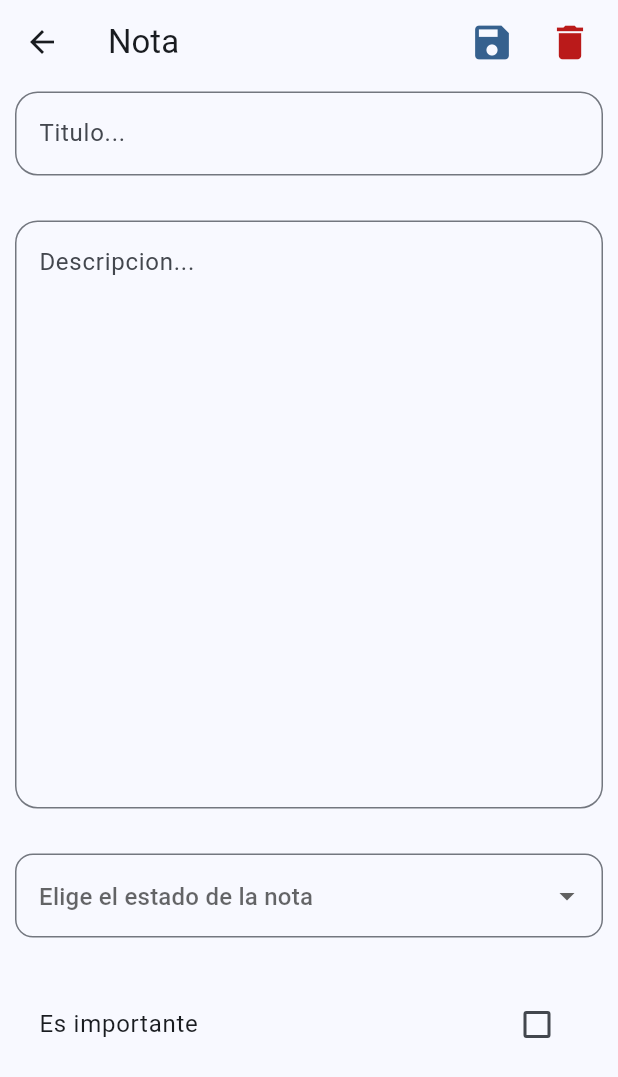
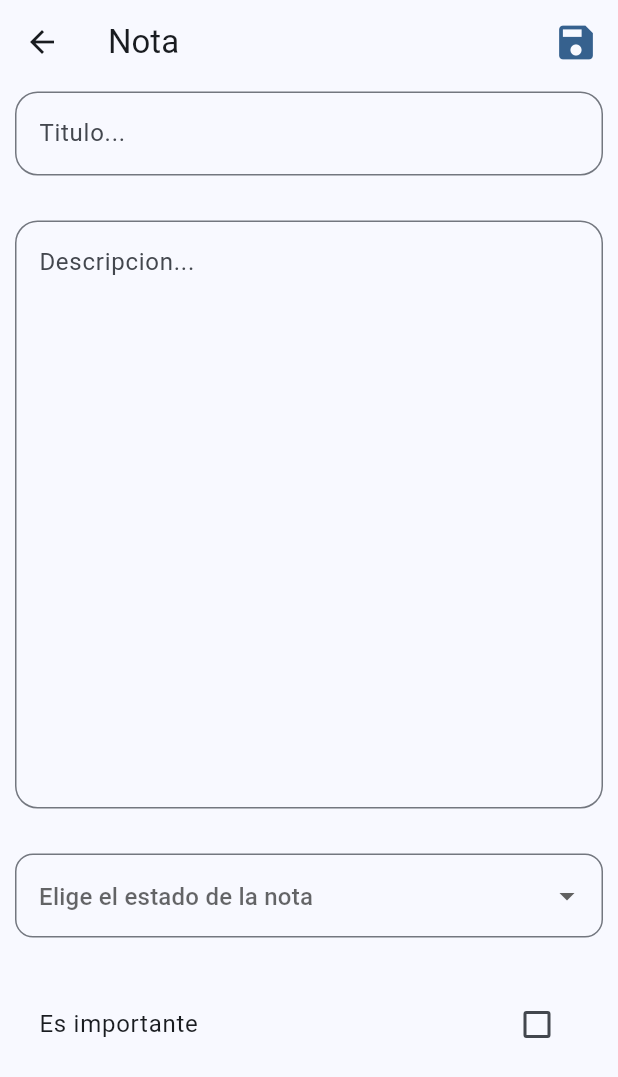
Before and after one commit to germandbl/notes_app, a Flutter app: the screen it shows after launch, after a tap on the "add" icon, on a phone screen of 412 x 824 dp. Shown: the top 1077 px of the screen. Run offline on Flutter 3.47's test engine with Material 3 defaults, Android fonts, the phone set to English and light mode, and no system bars; our stand-ins replace firebase_core, go_router; accounts and stored records are empty.

Commit message:
Refactorizaciones y dependencias agregadas
Se configuraron rutas para create-note y note/:id. Se retiró el noteId del modelo y se reestructuró todo el proyecto, archivos, nombres de archivos y carpetas. Se integraron dependencias de firebase al proyecto y sus opciones. También se integró provider para gestionar el estado.

```diff
--- /dev/null
+++ b/devtools_options.yaml
@@ -0,0 +1,3 @@
+description: This file stores settings for Dart & Flutter DevTools.
+documentation: https://docs.flutter.dev/tools/devtools/extensions#configure-extension-enablement-states
+extensions:
--- a/lib/config/router/app_router.dart
+++ b/lib/config/router/app_router.dart
@@ -1,9 +1,20 @@
 import 'package:go_router/go_router.dart';
-import 'package:notes_app/presentation/screens/home_screen.dart';
-import 'package:notes_app/presentation/screens/note_screen.dart';
+import 'package:notes_app/screens/home_screen.dart';
+import 'package:notes_app/screens/create_note_screen.dart';
+import 'package:notes_app/screens/note_screen.dart';
 
 final appRouter = GoRouter(initialLocation: "/", routes: [
   GoRoute(path: '/', builder: (context, state) => const HomeScreen(), routes: [
-    GoRoute(path: 'note/:id', builder: (context, state) => const NoteScreen())
+    GoRoute(
+        path: 'create-note',
+        builder: (context, state) {
+          return const CreateNoteScreen();
+        }),
+        GoRoute(
+        path: 'note/:id',
+        builder: (context, state) {
+          final String id = state.pathParameters['id']!;
+          return NoteScreen(noteId: id);
+        }),
   ]),
 ]);
--- a/lib/infrastructure/models/note.dart
+++ b/lib/models/note.dart
@@ -1,5 +1,4 @@
 class Note {
-  final int? noteId;
   final String title;
   final String? description;
   final bool important;
@@ -7,8 +6,7 @@ class Note {
   final DateTime createdAt;
 
   Note(
-      {required this.noteId,
-      required this.title,
+      {required this.title,
       required this.description,
       required this.important,
       required this.state,
--- a/lib/presentation/screens/home_screen.dart
+++ /dev/null
@@ -1,38 +0,0 @@
-import 'package:flutter/material.dart';
-import 'package:go_router/go_router.dart';
-import 'package:notes_app/presentation/widgets/custom_card.dart';
-
-class HomeScreen extends StatelessWidget {
-  const HomeScreen({super.key});
-
-  @override
-  Widget build(BuildContext context) {
-    return Scaffold(
-      appBar: AppBar(
-        title: const Text("Mis notas"),
-        centerTitle: false,
-      ),
-      body: const SingleChildScrollView(
-        child: Padding(
-          padding: EdgeInsets.symmetric(horizontal: 10),
-          child: Column(
-            children: [
-              CustomCard(),
-              CustomCard(),
-              CustomCard(),
-              CustomCard(),
-              CustomCard(),
-              CustomCard(),
-              CustomCard(),
-              CustomCard(),
-            ],
-          ),
-        ),
-      ),
-      floatingActionButton: FloatingActionButton(
-          onPressed: () {
-            context.push('/note/2');
-          }, child: const Icon(Icons.add_rounded)),
-    );
-  }
-}
--- a/lib/presentation/screens/note_screen.dart
+++ b/lib/screens/create_note_screen.dart
@@ -1,21 +1,22 @@
 import 'package:flutter/material.dart';
 import 'package:go_router/go_router.dart';
-import 'package:notes_app/presentation/widgets/custom_text_form_field.dart';
+import 'package:notes_app/widgets/custom_text_form_field.dart';
 
-class NoteScreen extends StatefulWidget {
-  const NoteScreen({super.key});
+class CreateNoteScreen extends StatefulWidget {
+  const CreateNoteScreen({super.key, this.noteId});
+
+  final int? noteId;
 
   @override
-  State<NoteScreen> createState() => _NoteScreenState();
+  State<CreateNoteScreen> createState() => _CreateNoteScreenState();
 }
 
-class _NoteScreenState extends State<NoteScreen> {
+class _CreateNoteScreenState extends State<CreateNoteScreen> {
   final GlobalKey<FormState> _formKey = GlobalKey<FormState>();
   final TextEditingController titleController = TextEditingController();
   final FocusNode titleFocusNode = FocusNode();
   final TextEditingController descriptionController = TextEditingController();
   final FocusNode descriptionFocusNode = FocusNode();
-
   String? selectedState;
   bool important = false;
 
@@ -38,6 +39,7 @@ class _NoteScreenState extends State<NoteScreen> {
                 onPressed: () {
                   if (_formKey.currentState!.validate()) {
                     //TODO: Implementar creacion de nota
+                    context.pop();
                   }
                 },
                 icon: Icon(Icons.save, color: colors.primary),
@@ -47,17 +49,6 @@ class _NoteScreenState extends State<NoteScreen> {
                         borderRadius: BorderRadius.circular(12))),
               ),
             ),
-            Padding(
-              padding: const EdgeInsets.only(right: 8),
-              child: IconButton(
-                onPressed: () {},
-                icon: Icon(Icons.delete, color: colors.error),
-                style: IconButton.styleFrom(
-                    iconSize: 30,
-                    shape: RoundedRectangleBorder(
-                        borderRadius: BorderRadius.circular(12))),
-              ),
-            )
           ],
           title: const Text('Nota'),
         ),
--- /dev/null
+++ b/lib/screens/home_screen.dart
@@ -0,0 +1,34 @@
+import 'package:flutter/material.dart';
+import 'package:go_router/go_router.dart';
+import 'package:notes_app/widgets/custom_card.dart';
+
+class HomeScreen extends StatelessWidget {
+  const HomeScreen({super.key});
+
+  @override
+  Widget build(BuildContext context) {
+    return Scaffold(
+      appBar: AppBar(
+        title: const Text("Mis notas"),
+        centerTitle: false,
+      ),
+      body: Padding(
+        padding: const EdgeInsets.all(8),
+        child: Column(
+          children: [
+            Expanded(
+                child: ListView.builder(
+              itemCount: 10,
+              itemBuilder: (context, index) => const CustomCard(),
+            ))
+          ],
+        ),
+      ),
+      floatingActionButton: FloatingActionButton(
+          onPressed: () {
+            context.push('/create-note');
+          },
+          child: const Icon(Icons.add_rounded)),
+    );
+  }
+}
--- a/lib/presentation/widgets/custom_card.dart
+++ b/lib/widgets/custom_card.dart
@@ -1,4 +1,5 @@
 import 'package:flutter/material.dart';
+import 'package:go_router/go_router.dart';
 
 class CustomCard extends StatelessWidget {
   const CustomCard({
@@ -17,7 +18,9 @@ class CustomCard extends StatelessWidget {
           borderRadius: BorderRadius.circular(12),
         ).clipBehavior,
         child: InkWell(
-          onTap: () {},
+          onTap: () {
+            context.go('/note/adasdasd');
+          },
           child: Padding(
               padding: const EdgeInsets.all(10),
               child: Column(
--- a/pubspec.yaml
+++ b/pubspec.yaml
@@ -7,6 +7,11 @@ environment:
   sdk: '>=3.4.1 <4.0.0'
 
 dependencies:
+  firebase_core: ^2.32.0
+  firebase_auth: ^4.20.0
+  firebase_ui_auth: ^1.14.0
+  provider: ^6.1.2
+  cloud_firestore: ^4.17.5
   flutter:
     sdk: flutter
   go_router: ^14.1.4
```
Also changed, not shown: lib/domain/entities/note.dart (deleted, +0 -16 lines), lib/domain/repositories/notes_repository.dart (deleted, +0 -9 lines), lib/domain/services/notes_service.dart (deleted, +0 -9 lines), lib/infrastructure/services/notes_service_impl.dart (deleted, +0 -35 lines), lib/screens/note_screen.dart (added, +12 -0 lines), lib/services/notes_service.dart (renamed from lib/infrastructure/repositories/notes_repository_impl.dart, +2 -9 lines), firebase.json (added), lib/firebase_options.dart (added), lib/widgets/custom_text_form_field.dart (renamed from lib/presentation/widgets/custom_text_form_field.dart), pubspec.lock, 8 other files.
